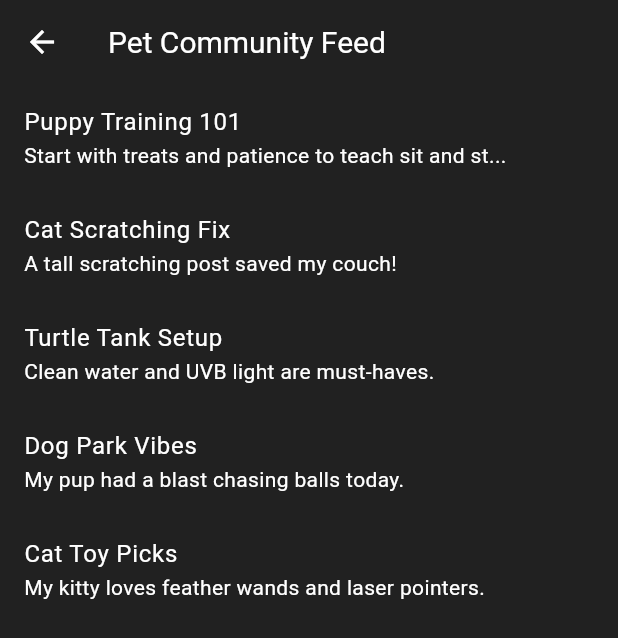
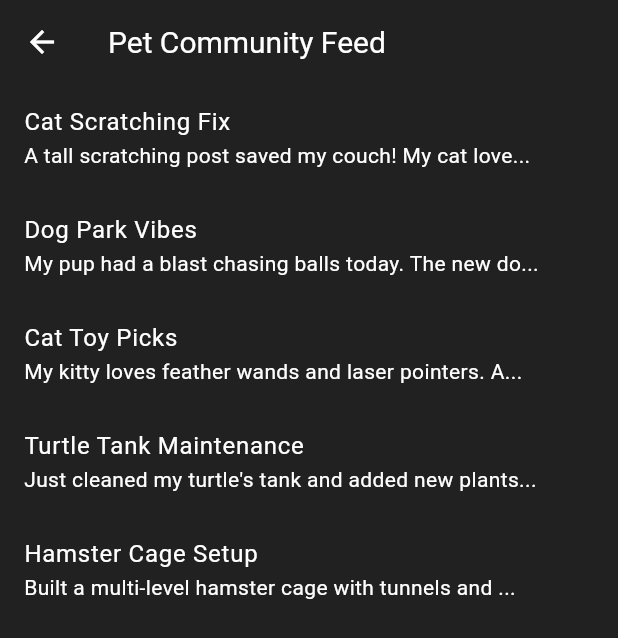
Before and after one commit to WaleedaRaza/petform, a Flutter app: the FeedScreen screen opened directly, on a phone screen of 412 x 824 dp. Shown: the top 638 px of the screen. Run offline on Flutter 3.47's test engine with Material 3 defaults, Android fonts, the phone set to English and light mode, and no system bars; our stand-ins replace cached_network_image, firebase_auth, firebase_core, google_sign_in, shared_preferences, shimmer and 1 more; accounts and stored records are empty; network calls fail.

Commit message:
Fix fake Reddit posts and improve Reddit API integration - Remove fake Reddit posts from mock data - Improve Reddit API with proper User-Agent headers - Add better error handling for Reddit API failures - Show proper error states when Reddit posts unavailable - Add rate limiting and proper error messages

```diff
--- a/lib/services/api_service.dart
+++ b/lib/services/api_service.dart
@@ -10,22 +10,9 @@ import '../models/reddit_post.dart';
 class ApiService {
   static final List<Map<String, dynamic>> _mockPosts = [
     {
-      'id': 1,
-      'title': 'Puppy Training 101',
-      'content': 'Start with treats and patience to teach sit and stay.',
-      'author': 'DogLover',
-      'petType': 'Dog',
-      'imageUrl': null,
-      'upvotes': 50,
-      'createdAt': DateTime.now().subtract(const Duration(days: 2)).toIso8601String(),
-      'postType': 'reddit',
-      'redditUrl': 'https://www.reddit.com/r/pets/comments/123456/puppy_training_101/',
-      'comments': [],
-    },
-    {
       'id': 2,
       'title': 'Cat Scratching Fix',
-      'content': 'A tall scratching post saved my couch!',
+      'content': 'A tall scratching post saved my couch! My cat loves it and no more damage to furniture.',
       'author': 'CatFan',
       'petType': 'Cat',
       'upvotes': 30,
@@ -33,25 +20,13 @@ class ApiService {
       'postType': 'community',
       'redditUrl': null,
       'comments': [
-        {'id': 1, 'content': 'Great tip!', 'author': 'User1', 'createdAt': DateTime.now().toIso8601String()},
+        {'id': 1, 'content': 'Great tip! I need to try this.', 'author': 'User1', 'createdAt': DateTime.now().toIso8601String()},
       ],
-    },
-    {
-      'id': 3,
-      'title': 'Turtle Tank Setup',
-      'content': 'Clean water and UVB light are must-haves.',
-      'author': 'TurtleGuru',
-      'petType': 'Turtle',
-      'upvotes': 20,
-      'createdAt': DateTime.now().subtract(const Duration(hours: 12)).toIso8601String(),
-      'postType': 'reddit',
-      'redditUrl': 'https://www.reddit.com/r/pets/comments/789012/turtle_tank_setup/',
-      'comments': [],
     },
     {
       'id': 4,
       'title': 'Dog Park Vibes',
-      'content': 'My pup had a blast chasing balls today.',
+      'content': 'My pup had a blast chasing balls today. The new dog park in town is amazing!',
       'author': 'PetWalker',
       'petType': 'Dog',
       'upvotes': 45,
@@ -63,11 +38,35 @@ class ApiService {
     {
       'id': 5,
       'title': 'Cat Toy Picks',
-      'content': 'My kitty loves feather wands and laser pointers.',
+      'content': 'My kitty loves feather wands and laser pointers. Any other toy recommendations?',
       'author': 'KittyMom',
       'petType': 'Cat',
       'upvotes': 25,
       'createdAt': DateTime.now().subtract(const Duration(hours: 3)).toIso8601String(),
+      'postType': 'community',
+      'redditUrl': null,
+      'comments': [],
+    },
+    {
+      'id': 6,
+      'title': 'Turtle Tank Maintenance',
+      'content': 'Just cleaned my turtle\'s tank and added new plants. The water quality is perfect now!',
+      'author': 'TurtleGuru',
+      'petType': 'Turtle',
+      'upvotes': 18,
+      'createdAt': DateTime.now().subtract(const Duration(hours: 2)).toIso8601String(),
+      'postType': 'community',
+      'redditUrl': null,
+      'comments': [],
+    },
+    {
+      'id': 7,
+      'title': 'Hamster Cage Setup',
+      'content': 'Built a multi-level hamster cage with tunnels and hideouts. My hamster is so happy!',
+      'author': 'HamsterLover',
+      'petType': 'Hamster',
+      'upvotes': 22,
+      'createdAt': DateTime.now().subtract(const Duration(hours: 1)).toIso8601String(),
       'postType': 'community',
       'redditUrl': null,
       'comments': [],
@@ -292,23 +291,93 @@ class ApiService {
   }
 
   Future<List<RedditPost>> fetchRedditPosts({String subreddit = 'pets', int limit = 10}) async {
-    final url = Uri.https('www.reddit.com', '/r/$subreddit/hot.json', {'limit': '$limit'});
-    final response = await http.get(url, headers: {'User-Agent': 'petform-app/1.0'});
+    try {
+      // Use proper User-Agent and add delay to respect rate limits
+      await Future.delayed(const Duration(milliseconds: 500));
+
+      final url = Uri.https('www.reddit.com', '/r/$subreddit/hot.json', {
+        'limit': '$limit',
+        'raw_json': '1',
+      });
+
+      final response = await http.get(
+        url,
+        headers: {
+          'User-Agent': 'PetformApp/1.0 (by /u/petform_dev)',
+          'Accept': 'application/json',
+        },
+      );
+
       if (response.statusCode != 200) {
-      throw Exception('Failed to load Reddit posts');
+        if (kDebugMode) {
+          print('Reddit API error: ${response.statusCode} - ${response.body}');
         }
+        throw Exception('Reddit API returned status ${response.statusCode}');
+      }
+
       final data = jsonDecode(response.body);
+
+      // Check if we got valid Reddit data
+      if (data == null || data['data'] == null || data['data']['children'] == null) {
+        throw Exception('Invalid Reddit API response format');
+      }
+
       final List posts = data['data']['children'];
-    return posts.map((item) {
+
+      if (posts.isEmpty) {
+        if (kDebugMode) {
+          print('No Reddit posts found for subreddit: $subreddit');
+        }
+        return [];
+      }
+
+      final redditPosts = posts.map((item) {
         final postData = item['data'];
+
+        // Validate required fields
+        if (postData['title'] == null || postData['title'].toString().isEmpty) {
+          return null; // Skip posts without titles
+        }
+
+        // Skip stickied posts and announcements
+        if (postData['stickied'] == true || postData['distinguished'] != null) {
+          return null;
+        }
+
+        // Skip posts with no content and no external links
+        final hasContent = postData['selftext'] != null && postData['selftext'].toString().isNotEmpty;
+        final hasExternalLink = postData['url'] != null &&
+                               postData['url'].toString().startsWith('http') &&
+                               !postData['url'].toString().contains('reddit.com');
+
+        if (!hasContent && !hasExternalLink) {
+          return null; // Skip low-effort posts
+        }
+
         return RedditPost(
           title: postData['title'] ?? '',
           subreddit: postData['subreddit'] ?? subreddit,
           author: postData['author'] ?? 'Redditor',
           url: 'https://www.reddit.com${postData['permalink']}',
-        thumbnail: (postData['thumbnail'] != null && postData['thumbnail'].startsWith('http')) ? postData['thumbnail'] : '',
+          thumbnail: (postData['thumbnail'] != null &&
+                     postData['thumbnail'].toString().startsWith('http'))
+                     ? postData['thumbnail'] : '',
           content: postData['selftext'] ?? '',
         );
-    }).toList();
+      }).where((post) => post != null).cast<RedditPost>().toList();
+
+      if (kDebugMode) {
+        print('Fetched ${redditPosts.length} valid Reddit posts from r/$subreddit');
+      }
+
+      return redditPosts;
+
+    } catch (e) {
+      if (kDebugMode) {
+        print('Error fetching Reddit posts from r/$subreddit: $e');
+      }
+      // Return empty list instead of throwing to prevent app crashes
+      return [];
     }
   }
+}
--- a/lib/views/community_feed_screen.dart
+++ b/lib/views/community_feed_screen.dart
@@ -210,7 +210,7 @@ class _CommunityFeedScreenState extends State<CommunityFeedScreen> {
                                     ),
                                     SizedBox(height: 16),
                                     Text(
-                                      'No posts found for this pet type.',
+                                      'No posts found for this filter.',
                                       style: TextStyle(
                                         fontSize: 16,
                                         color: Colors.grey,
@@ -218,7 +218,7 @@ class _CommunityFeedScreenState extends State<CommunityFeedScreen> {
                                     ),
                                     SizedBox(height: 8),
                                     Text(
-                                      'Try another filter or check Reddit!',
+                                      'Try adjusting your filters or check back later!',
                                       style: TextStyle(
                                         fontSize: 14,
                                         color: Colors.grey,
```
Also changed, not shown: lib/providers/feed_provider.dart (+27 -6 lines). Lines whose indentation alone changed are shown as unchanged.
